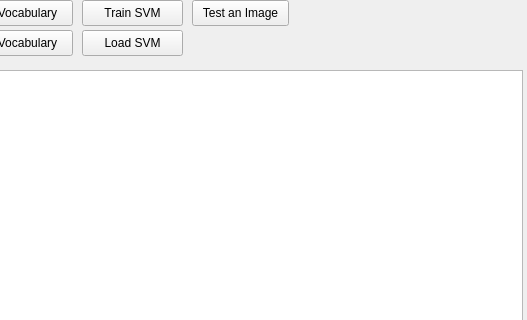
Old version of the form bow.ui in the repository rajithavk/frontend; both pictures show x 198 to 725 and y 0 to 320 of the 725 by 577 pixel window.
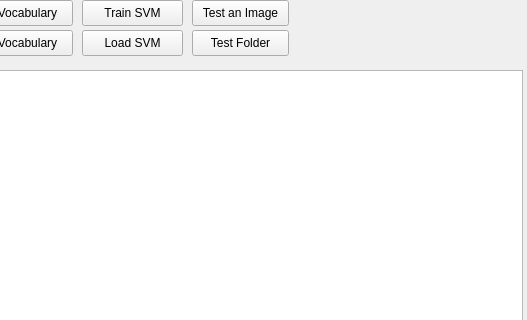
New version of the form.

Patch:
```diff
--- a/bow.ui
+++ b/bow.ui
@@ -112,6 +112,19 @@
      <string>Test an Image</string>
     </property>
    </widget>
+   <widget class="QPushButton" name="btnTestFolder">
+    <property name="geometry">
+     <rect>
+      <x>390</x>
+      <y>30</y>
+      <width>97</width>
+      <height>26</height>
+     </rect>
+    </property>
+    <property name="text">
+     <string>Test Folder</string>
+    </property>
+   </widget>
   </widget>
   <widget class="QMenuBar" name="menuBar">
    <property name="geometry">
```
